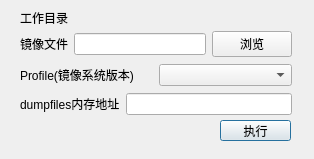
Old version of the form Guiv1.ui in the repository Tokeii0/VolatilityPro.
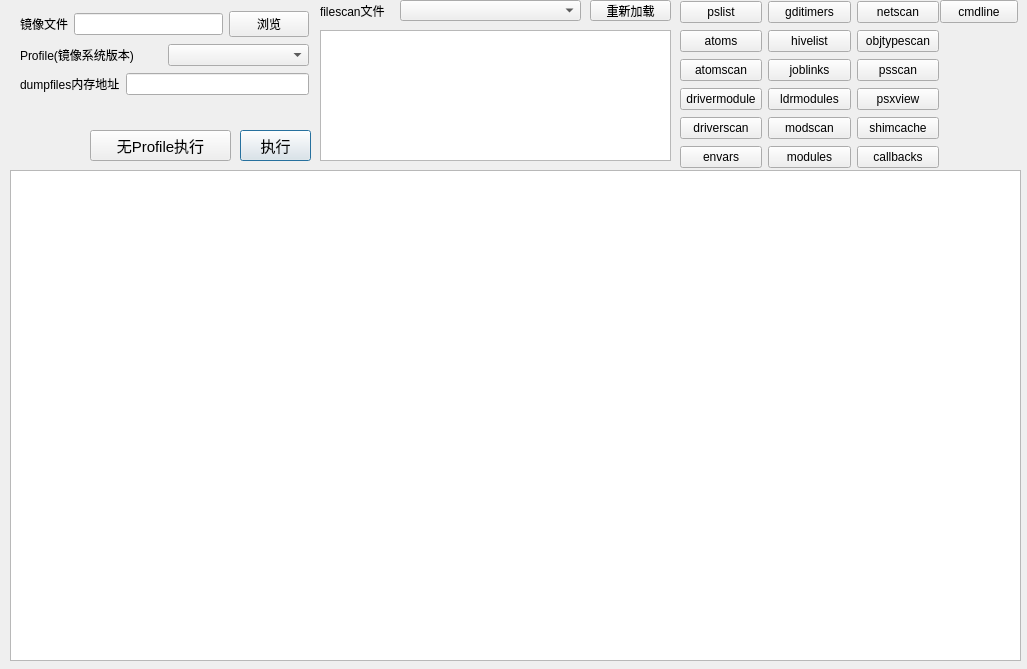
New version of the form. Icons and pictures are not drawn.

Patch:
```diff
--- a/Guiv1.ui
+++ b/Guiv1.ui
@@ -6,8 +6,8 @@
    <rect>
     <x>0</x>
     <y>0</y>
-    <width>314</width>
-    <height>159</height>
+    <width>1027</width>
+    <height>669</height>
    </rect>
   </property>
   <property name="windowTitle">
@@ -16,12 +16,17 @@
   <widget class="QPushButton" name="pushButton_2">
    <property name="geometry">
     <rect>
-     <x>220</x>
-     <y>120</y>
+     <x>240</x>
+     <y>130</y>
      <width>71</width>
-     <height>21</height>
+     <height>31</height>
     </rect>
    </property>
+   <property name="font">
+    <font>
+     <pointsize>11</pointsize>
+    </font>
+   </property>
    <property name="text">
     <string>执行</string>
    </property>
@@ -29,39 +34,72 @@
     <iconset>
      <normaloff>res/2.gif</normaloff>res/2.gif</iconset>
    </property>
-  </widget>
-  <widget class="QLabel" name="label_4">
-   <property name="geometry">
-    <rect>
-     <x>20</x>
-     <y>10</y>
-     <width>61</width>
-     <height>16</height>
-    </rect>
+   <property name="iconSize">
+    <size>
+     <width>20</width>
+     <height>20</height>
+    </size>
    </property>
-   <property name="text">
-    <string>工作目录</string>
-   </property>
   </widget>
-  <widget class="QLabel" name="runpath">
+  <widget class="QListWidget" name="listWidget">
    <property name="geometry">
     <rect>
-     <x>80</x>
-     <y>10</y>
-     <width>211</width>
-     <height>16</height>
-    </rect>
-   </property>
-   <property name="text">
-    <string/>
-   </property>
-  </widget>
-  <widget class="QWidget" name="">
-   <property name="geometry">
-    <rect>
-     <x>20</x>
+     <x>320</x>
      <y>30</y>
-     <width>272</width>
+     <width>351</width>
+     <height>131</height>
+    </rect>
+   </property>
+  </widget>
+  <widget class="QComboBox" name="comboBox_2">
+   <property name="geometry">
+    <rect>
+     <x>400</x>
+     <y>0</y>
+     <width>181</width>
+     <height>21</height>
+    </rect>
+   </property>
+  </widget>
+  <widget class="QPushButton" name="reloadingButton">
+   <property name="geometry">
+    <rect>
+     <x>590</x>
+     <y>0</y>
+     <width>81</width>
+     <height>21</height>
+    </rect>
+   </property>
+   <property name="text">
+    <string>重新加载</string>
+   </property>
+   <property name="icon">
+    <iconset>
+     <normaloff>res/4.gif</normaloff>res/4.gif</iconset>
+   </property>
+   <property name="autoRepeatDelay">
+    <number>300</number>
+   </property>
+  </widget>
+  <widget class="QLabel" name="label_5">
+   <property name="geometry">
+    <rect>
+     <x>320</x>
+     <y>0</y>
+     <width>71</width>
+     <height>21</height>
+    </rect>
+   </property>
+   <property name="text">
+    <string>filescan文件</string>
+   </property>
+  </widget>
+  <widget class="QWidget" name="layoutWidget">
+   <property name="geometry">
+    <rect>
+     <x>20</x>
+     <y>10</y>
+     <width>289</width>
      <height>86</height>
     </rect>
    </property>
@@ -125,6 +163,223 @@
     </item>
    </layout>
   </widget>
+  <widget class="QLabel" name="dumpfilename">
+   <property name="geometry">
+    <rect>
+     <x>20</x>
+     <y>100</y>
+     <width>291</width>
+     <height>21</height>
+    </rect>
+   </property>
+   <property name="lineWidth">
+    <number>2</number>
+   </property>
+   <property name="text">
+    <string/>
+   </property>
+  </widget>
+  <widget class="QPushButton" name="pushButton_3">
+   <property name="geometry">
+    <rect>
+     <x>90</x>
+     <y>130</y>
+     <width>141</width>
+     <height>31</height>
+    </rect>
+   </property>
+   <property name="font">
+    <font>
+     <pointsize>11</pointsize>
+    </font>
+   </property>
+   <property name="text">
+    <string>无Profile执行</string>
+   </property>
+   <property name="icon">
+    <iconset>
+     <normaloff>res/2.gif</normaloff>res/2.gif</iconset>
+   </property>
+   <property name="iconSize">
+    <size>
+     <width>20</width>
+     <height>20</height>
+    </size>
+   </property>
+  </widget>
+  <widget class="QTableWidget" name="tableWidget">
+   <property name="geometry">
+    <rect>
+     <x>10</x>
+     <y>170</y>
+     <width>1011</width>
+     <height>491</height>
+    </rect>
+   </property>
+  </widget>
+  <widget class="QWidget" name="layoutWidget">
+   <property name="geometry">
+    <rect>
+     <x>680</x>
+     <y>0</y>
+     <width>259</width>
+     <height>172</height>
+    </rect>
+   </property>
+   <layout class="QHBoxLayout" name="horizontalLayout">
+    <item>
+     <layout class="QVBoxLayout" name="verticalLayout">
+      <item>
+       <widget class="QPushButton" name="pushButton_4">
+        <property name="text">
+         <string>pslist</string>
+        </property>
+       </widget>
+      </item>
+      <item>
+       <widget class="QPushButton" name="pushButton_5">
+        <property name="text">
+         <string>atoms</string>
+        </property>
+       </widget>
+      </item>
+      <item>
+       <widget class="QPushButton" name="pushButton_6">
+        <property name="text">
+         <string>atomscan</string>
+        </property>
+       </widget>
+      </item>
+      <item>
+       <widget class="QPushButton" name="pushButton_7">
+        <property name="text">
+         <string>drivermodule</string>
+        </property>
+       </widget>
+      </item>
+      <item>
+       <widget class="QPushButton" name="pushButton_8">
+        <property name="text">
+         <string>driverscan</string>
+        </property>
+       </widget>
+      </item>
+      <item>
+       <widget class="QPushButton" name="pushButton_9">
+        <property name="text">
+         <string>envars</string>
+        </property>
+       </widget>
+      </item>
+     </layout>
+    </item>
+    <item>
+     <layout class="QVBoxLayout" name="verticalLayout_3">
+      <item>
+       <widget class="QPushButton" name="pushButton_10">
+        <property name="text">
+         <string>gditimers</string>
+        </property>
+       </widget>
+      </item>
+      <item>
+       <widget class="QPushButton" name="pushButton_11">
+        <property name="text">
+         <string>hivelist</string>
+        </property>
+       </widget>
+      </item>
+      <item>
+       <widget class="QPushButton" name="pushButton_12">
+        <property name="text">
+         <string>joblinks</string>
+        </property>
+       </widget>
+      </item>
+      <item>
+       <widget class="QPushButton" name="pushButton_13">
+        <property name="text">
+         <string>ldrmodules</string>
+        </property>
+       </widget>
+      </item>
+      <item>
+       <widget class="QPushButton" name="pushButton_14">
+        <property name="text">
+         <string>modscan</string>
+        </property>
+       </widget>
+      </item>
+      <item>
+       <widget class="QPushButton" name="pushButton_15">
+        <property name="text">
+         <string>modules</string>
+        </property>
+       </widget>
+      </item>
+     </layout>
+    </item>
+    <item>
+     <layout class="QVBoxLayout" name="verticalLayout_4">
+      <item>
+       <widget class="QPushButton" name="pushButton_16">
+        <property name="text">
+         <string>netscan</string>
+        </property>
+       </widget>
+      </item>
+      <item>
+       <widget class="QPushButton" name="pushButton_17">
+        <property name="text">
+         <string>objtypescan</string>
+        </property>
+       </widget>
+      </item>
+      <item>
+       <widget class="QPushButton" name="pushButton_18">
+        <property name="text">
+         <string>psscan</string>
+        </property>
+       </widget>
+      </item>
+      <item>
+       <widget class="QPushButton" name="pushButton_19">
+        <property name="text">
+         <string>psxview</string>
+        </property>
+       </widget>
+      </item>
+      <item>
+       <widget class="QPushButton" name="pushButton_20">
+        <property name="text">
+         <string>shimcache</string>
+        </property>
+       </widget>
+      </item>
+      <item>
+       <widget class="QPushButton" name="pushButton_21">
+        <property name="text">
+         <string>callbacks</string>
+        </property>
+       </widget>
+      </item>
+     </layout>
+    </item>
+   </layout>
+  </widget>
+  <widget class="QPushButton" name="pushButton_22">
+   <property name="geometry">
+    <rect>
+     <x>940</x>
+     <y>0</y>
+     <width>78</width>
+     <height>23</height>
+    </rect>
+   </property>
+   <property name="text">
+    <string>cmdline</string>
+   </property>
+  </widget>
  </widget>
  <resources/>
  <connections/>
```
